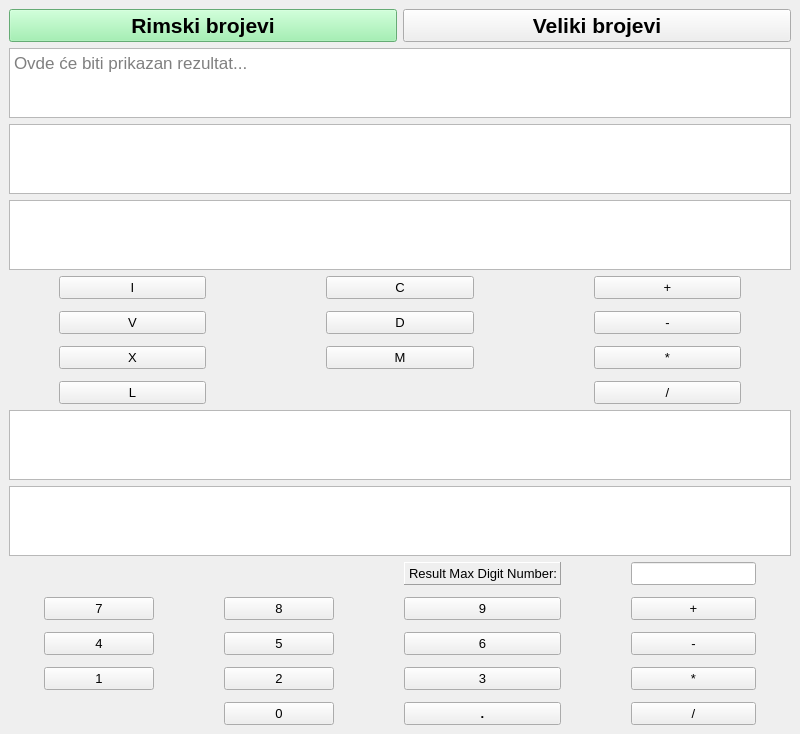
markopetrovi/Calculator, file mainwindow.ui: the form before one commit.
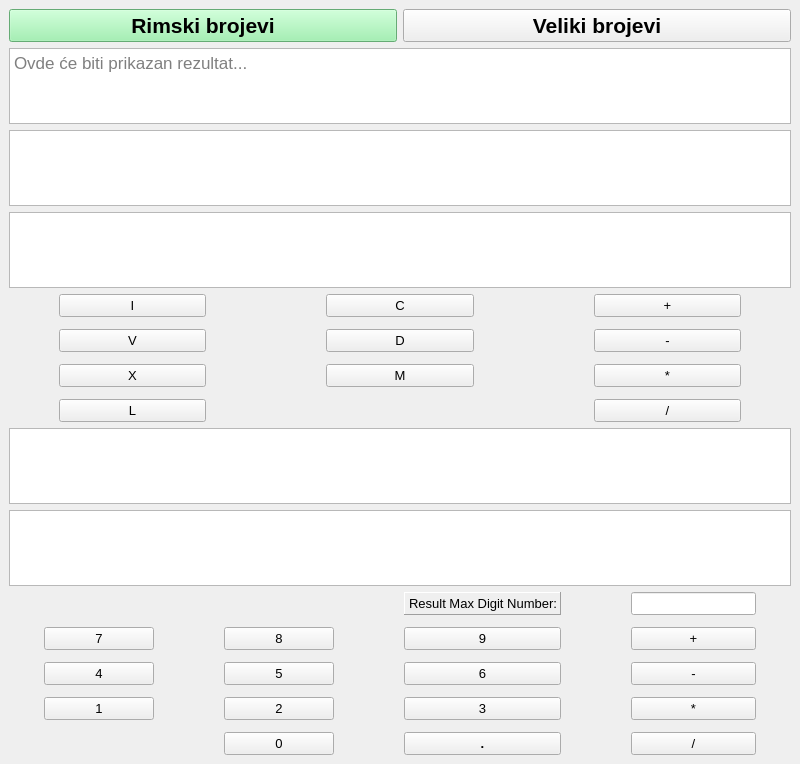
The form after the commit. Custom widgets are drawn as their Qt base class.

The edit to the form file:
```diff
--- a/mainwindow.ui
+++ b/mainwindow.ui
@@ -7,7 +7,7 @@
     <x>0</x>
     <y>0</y>
     <width>800</width>
-    <height>714</height>
+    <height>764</height>
    </rect>
   </property>
   <property name="font">
```
Left out of the diff: 2 changed lines with no effect on the pictures.
